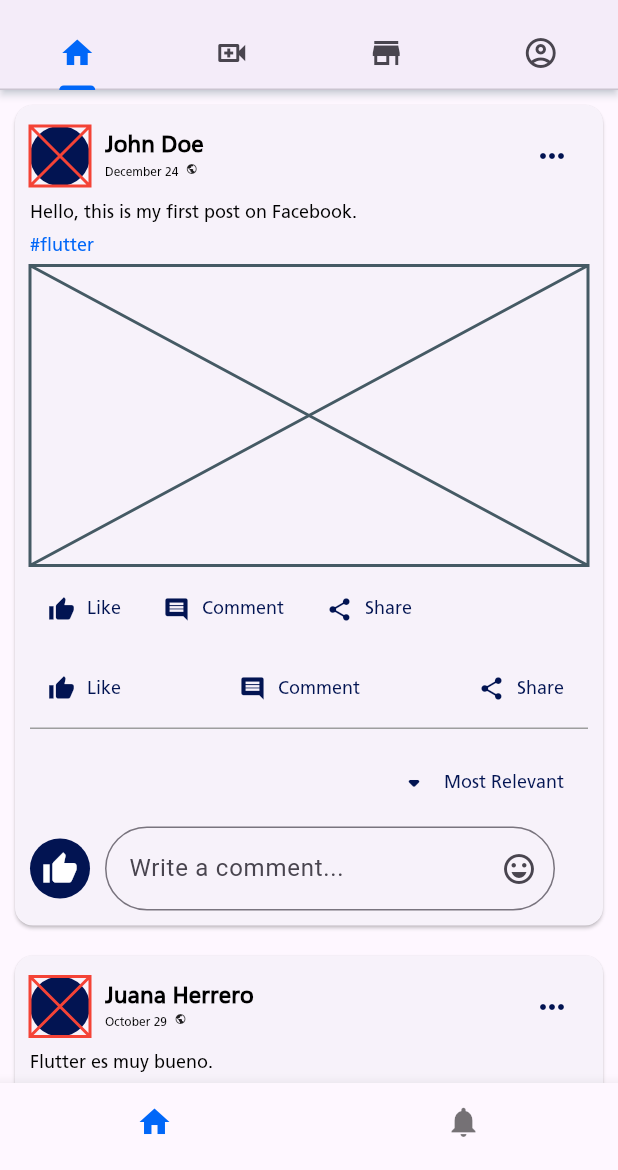
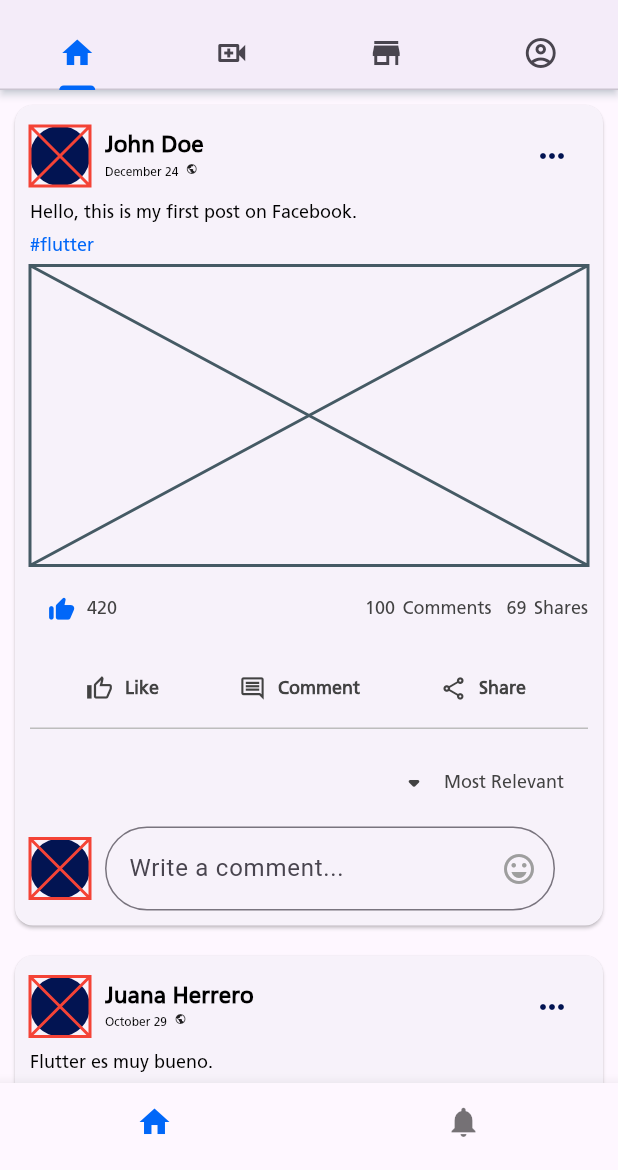
Before and after one commit to Curious-person/facebook_replication, a Flutter app: the screen it shows after launch, on a phone screen of 412 x 824 dp, the part 66-1236 px from its top. Run offline on Flutter 3.47's test engine with Material 3 defaults, Android fonts, the phone set to English and light mode, and no system bars; our stand-ins replace flutter_screenutil.

Commit message:
Enhance NewsfeedCard to include likes, comments, and shares; update UI elements for better visual consistency

```diff
--- a/lib/screens/newsfeed_screen.dart
+++ b/lib/screens/newsfeed_screen.dart
@@ -12,12 +12,18 @@ class NewsfeedScreen extends StatelessWidget {
           userName: 'John Doe',
           date: 'December 24',
           postContent: 'Hello, this is my first post on Facebook.',
+          likes: 420,
+          comments: 100,
+          shares: 69,
           hashtag: '#flutter'
         ),
         NewsfeedCard(
           userName: 'Juana Herrero',
           date: 'October 29',
           postContent: 'Flutter es muy bueno.',
+          likes: 69,
+          comments: 42,
+          shares: 10,
           hashtag: '#meamoflutter',
         ),
       ],
--- a/lib/widgets/newsfeed.dart
+++ b/lib/widgets/newsfeed.dart
@@ -8,10 +8,13 @@ class NewsfeedCard extends StatelessWidget {
   final String postContent;
   final String hashtag;
   final String date;
+  final int likes;
+  final int comments;
+  final int shares;
   final Image? userImage;
 
   const NewsfeedCard(
-      {super.key, required this.userName, required this.postContent, required this.hashtag, required this.date, this.userImage});
+      {super.key, required this.userName, required this.postContent, required this.hashtag, required this.date, required this.likes, required this.comments, required this.shares, this.userImage});
 
   @override
   Widget build(BuildContext context) {
@@ -105,85 +108,98 @@ class NewsfeedCard extends StatelessWidget {
                SizedBox(
               height: ScreenUtil().setSp(5)),
         Row(
+          mainAxisAlignment: MainAxisAlignment.spaceBetween,
           children: [
             TextButton.icon(
                   onPressed: () {},
-                  icon: const Icon(
-                    Icons.thumb_up,
-                    color: FB_DARK_PRIMARY,
+                  icon: Icon(
+                    Icons.thumb_up_alt_rounded,
+                    color: FB_PRIMARY,
                   ),
+                  //make customized text
                   label: CustomFont(
-                    text: 'Like',
+                    text: likes.toString(),
                     fontSize: ScreenUtil().setSp(12),
-                    color: FB_DARK_PRIMARY,
+                    color: Colors.grey.shade800,
                   ),
                 ),
-                TextButton.icon(
-                  onPressed: () {},
-                  icon: const Icon(
-                    Icons.comment,
-                    color: FB_DARK_PRIMARY,
+
+                Row(
+                  mainAxisAlignment: MainAxisAlignment.end,
+                  children: [
+                CustomFont(
+                   text: comments.toString(),
+                   fontSize: ScreenUtil().setSp(12),
+                   color: Colors.grey.shade800,
                   ),
-                  label: CustomFont(
-                    text: 'Comment',
+                  SizedBox(width: ScreenUtil().setSp(5)),
+                 CustomFont(
+                   text: 'Comments',
                    fontSize: ScreenUtil().setSp(12),
-                    color: FB_DARK_PRIMARY,
+                   color: Colors.grey.shade800,
                   ),
+
+                SizedBox(width: ScreenUtil().setSp(10)),
+
+                CustomFont(
+                   text: shares.toString(),
+                   fontSize: ScreenUtil().setSp(12),
+                   color: Colors.grey.shade800,
                   ),
-                 TextButton.icon(
-                  onPressed: () {},
-                  icon: const Icon(
-                    Icons.share,
-                    color: FB_DARK_PRIMARY,
+                  SizedBox(width: ScreenUtil().setSp(5)),
+                  CustomFont(
+                    text: 'Shares',
+                    fontSize: ScreenUtil().setSp(12),
+                    color: Colors.grey.shade800,
                    ),
-                  label: CustomFont(
-                    text: 'Share',
-                    fontSize: ScreenUtil().setSp(12),
-                    color: FB_DARK_PRIMARY,
-                   ),
+
+              ],
             ),
           ],
         ),
             SizedBox(
               height: ScreenUtil().setSp(5)),
             Row(
-              mainAxisAlignment: MainAxisAlignment.spaceBetween,
+              mainAxisAlignment: MainAxisAlignment.spaceEvenly,
               children: [
 
                 TextButton.icon(
                   onPressed: () {},
-                  icon: const Icon(
-                    Icons.thumb_up,
-                    color: FB_DARK_PRIMARY,
+                  icon: Icon(
+                    Icons.thumb_up_outlined,
+                    color: Colors.grey.shade800,
                   ),
                   label: CustomFont(
                     text: 'Like',
                     fontSize: ScreenUtil().setSp(12),
-                    color: FB_DARK_PRIMARY,
+                    color: Colors.grey.shade800,
+                    fontWeight: FontWeight.bold,
                   ),
                 ),
                 TextButton.icon(
                   onPressed: () {},
-                  icon: const Icon(
-                    Icons.comment,
-                    color: FB_DARK_PRIMARY,
+                  icon: Icon(
+                    Icons.comment_outlined,
+                    color: Colors.grey.shade800,
                   ),
                   label: CustomFont(
                     text: 'Comment',
                     fontSize: ScreenUtil().setSp(12),
-                    color: FB_DARK_PRIMARY,
+                    color: Colors.grey.shade800,
+                    fontWeight: FontWeight.bold,
                    ),
                 ),
                  TextButton.icon(
                   onPressed: () {},
-                  icon: const Icon(
-                    Icons.share,
-                    color: FB_DARK_PRIMARY,
+                  icon: Icon(
+                    Icons.share_outlined,
+                    color: Colors.grey.shade800,
                   ),
                   label: CustomFont(
                     text: 'Share',
                     fontSize: ScreenUtil().setSp(12),
-                    color: FB_DARK_PRIMARY,
+                    color: Colors.grey.shade800,
+                    fontWeight: FontWeight.bold,
                    ),
                 ),
               ],
@@ -193,7 +209,7 @@ class NewsfeedCard extends StatelessWidget {
             child: SizedBox(
             height: ScreenUtil().setSp(5),
             child: Divider(
-            color: Colors.grey,
+            color: Colors.grey.shade400,
             thickness: 1.0,
                     ),
             ),
@@ -205,13 +221,13 @@ class NewsfeedCard extends StatelessWidget {
                   onPressed: () {},
                   icon: Icon(
                     Icons.arrow_drop_down_rounded,
-                    color: FB_DARK_PRIMARY,
+                    color: Colors.grey.shade800,
                     size: ScreenUtil().setSp(24),
                   ),
                   label: CustomFont(
                     text: 'Most Relevant',
                     fontSize: ScreenUtil().setSp(12),
-                    color: FB_DARK_PRIMARY,
+                    color: Colors.grey.shade800,
 
                    ),
                 ),
@@ -227,12 +243,10 @@ class NewsfeedCard extends StatelessWidget {
                     CircleAvatar(
                           radius: ScreenUtil().setSp(20),
                           backgroundColor: FB_DARK_PRIMARY,
-                  child: IconButton(
-                    icon: const Icon(
-                      Icons.thumb_up,
-                      color: Colors.white,
-                    ),
-                    onPressed: () {},
+                          child: Placeholder(
+                            fallbackHeight: ScreenUtil().setSp(20),
+                            fallbackWidth: ScreenUtil().setSp(20),
+                            color: Colors.red,
                           ),
                         ),
                 SizedBox(
@@ -246,7 +260,8 @@ class NewsfeedCard extends StatelessWidget {
                         borderRadius: BorderRadius.circular(30.0),
                       ),
                       hintText: 'Write a comment...',
-                      suffixIcon: const Icon(Icons.emoji_emotions_outlined),
+                      suffixIcon: Icon(Icons.emoji_emotions_outlined,
+                      color: Colors.grey.shade500,),
 
                     ),
                   ),
```
Lines whose indentation alone changed are shown as unchanged.
